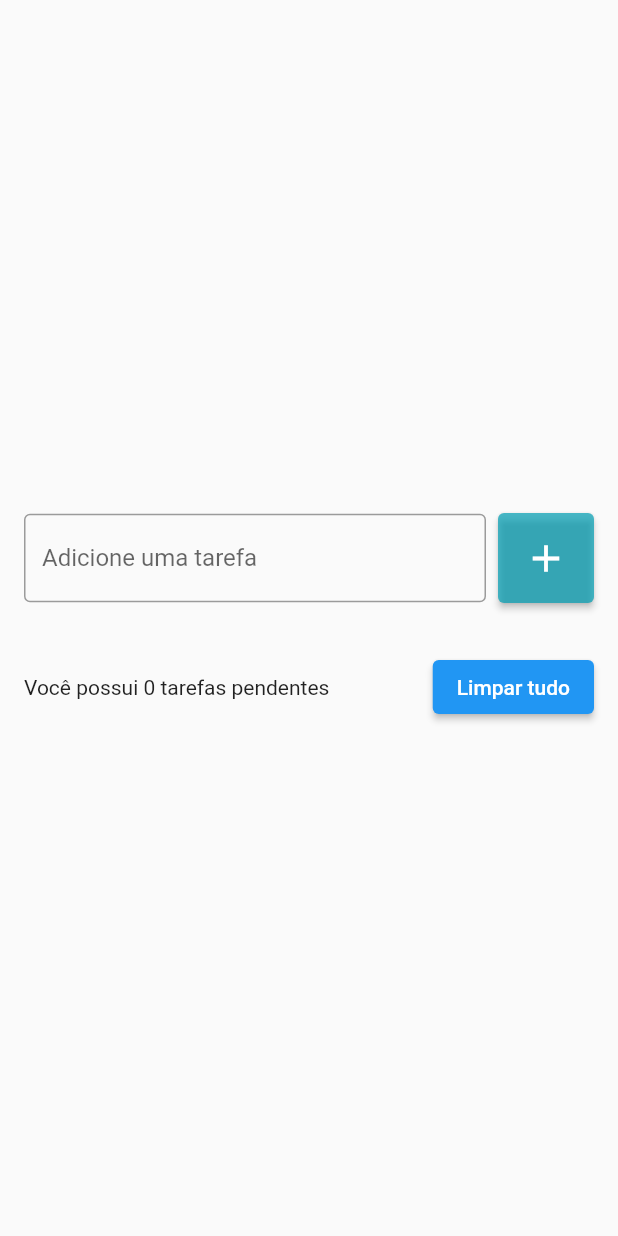
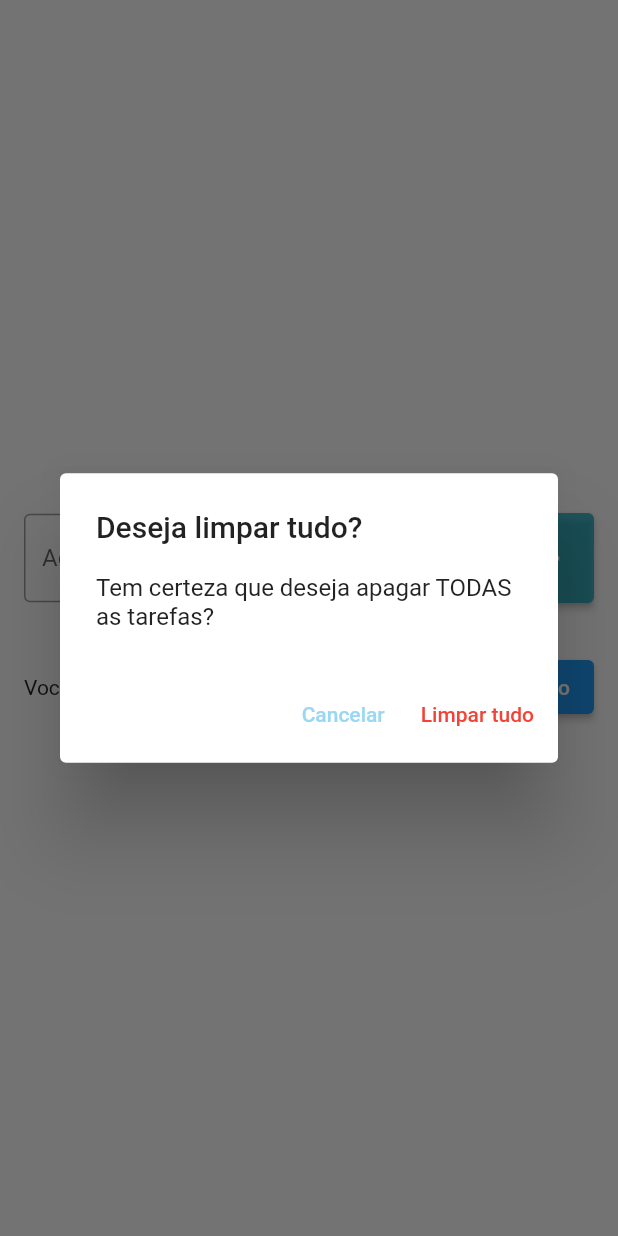
Before and after one commit to leonardomeneghin/ListaDeTarefas, a Flutter app: the screen it shows after launch, after a tap on "Limpar tudo", on a phone screen of 412 x 824 dp. Run offline on Flutter 3.47's test engine with Material 2 defaults, Android fonts, the phone set to English and light mode, and no system bars; our stand-ins replace flutter_slidable.

Commit message:
deletar tudo com confirmação em mensagem de diálogo

```diff
--- a/listadetarefas/lib/pages/todo_list_page.dart
+++ b/listadetarefas/lib/pages/todo_list_page.dart
@@ -111,11 +111,7 @@ class _TodoListPageState extends State<TodoListPage> {
                       width: 8,
                     ),
                     ElevatedButton(
-                      onPressed: () {
-                        setState(() {
-                          tasks.clear();
-                        });
-                      },
+                      onPressed: showDeleteTasksConfirmationDialog,
                       child: Text('Limpar tudo'),
                     )
                   ],
@@ -153,6 +149,7 @@ class _TodoListPageState extends State<TodoListPage> {
           onPressed: () {
             //! Garante que eles não são nulos
             setState(() {
+              //insere na posição indicada a task inicialmente deletada.
               tasks.insert(deletedTodoPos!, deletedTask!);
             });
           },
@@ -161,4 +158,43 @@ class _TodoListPageState extends State<TodoListPage> {
       ),
     );
   }
+
+  //Função de confirmação da deleção com deleção de todos os itens.
+  void showDeleteTasksConfirmationDialog() {
+    showDialog(
+      context: context,
+      builder: (context) => AlertDialog(
+        title: Text("Deseja limpar tudo?"),
+        content: Text("Tem certeza que deseja apagar TODAS as tarefas?"),
+        actions: [
+          TextButton(
+            onPressed: () {
+              //Fechar dialogo com Navigator
+              Navigator.of(context).pop();
+            },
+            style: TextButton.styleFrom(
+              foregroundColor: Color(0xff99d7f3),
+            ),
+            child: Text('Cancelar'),
+          ),
+          TextButton(
+            onPressed: () {
+              Navigator.of(context).pop();
+              deleteAllTasks();
+            },
+            style: TextButton.styleFrom(
+              foregroundColor: Colors.red,
+            ),
+            child: Text('Limpar tudo'),
+          ),
+        ],
+      ),
+    );
+  }
+
+  void deleteAllTasks() {
+    setState(() {
+      tasks.clear();
+    });
+  }
 }
```
